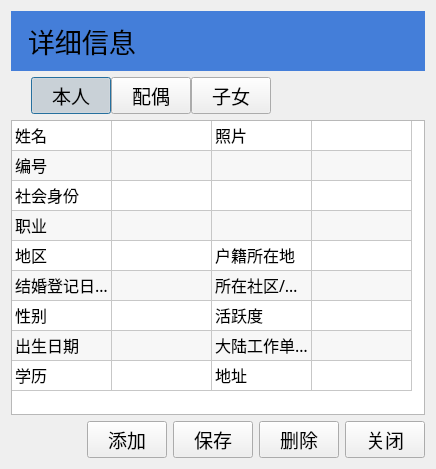
Old version of the form ui/page_elements/detailPage/dialog.ui in the repository ArcherLuo233/election-s-prediction.
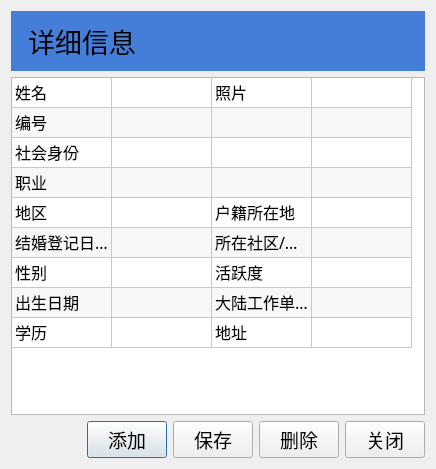
New version of the form.

Commit message: 修复 bug 删除多余按钮

```diff
--- a/ui/page_elements/detailPage/dialog.ui
+++ b/ui/page_elements/detailPage/dialog.ui
@@ -36,8 +36,8 @@
        <rect>
         <x>0</x>
         <y>0</y>
-        <width>414</width>
-        <height>447</height>
+        <width>418</width>
+        <height>451</height>
        </rect>
       </property>
       <layout class="QVBoxLayout" name="verticalLayout_2">
@@ -70,71 +70,6 @@
          </property>
         </widget>
        </item>
-       <item>
-        <layout class="QHBoxLayout" name="horizontalLayout">
-         <property name="spacing">
-          <number>0</number>
-         </property>
-         <property name="leftMargin">
-          <number>20</number>
-         </property>
-         <item>
-          <widget class="QPushButton" name="button_self">
-           <property name="text">
-            <string>本人</string>
-           </property>
-           <property name="checkable">
-            <bool>true</bool>
-           </property>
-           <property name="checked">
-            <bool>true</bool>
-           </property>
-           <attribute name="buttonGroup">
-            <string notr="true">buttonGroup</string>
-           </attribute>
-          </widget>
-         </item>
-         <item>
-          <widget class="QPushButton" name="button_couple">
-           <property name="text">
-            <string>配偶</string>
-           </property>
-           <property name="checkable">
-            <bool>true</bool>
-           </property>
-           <attribute name="buttonGroup">
-            <string notr="true">buttonGroup</string>
-           </attribute>
-          </widget>
-         </item>
-         <item>
-          <widget class="QPushButton" name="button_children">
-           <property name="text">
-            <string>子女</string>
-           </property>
-           <property name="checkable">
-            <bool>true</bool>
-           </property>
-           <attribute name="buttonGroup">
-            <string notr="true">buttonGroup</string>
-           </attribute>
-          </widget>
-         </item>
-         <item>
-          <spacer name="horizontalSpacer">
-           <property name="orientation">
-            <enum>Qt::Horizontal</enum>
-           </property>
-           <property name="sizeHint" stdset="0">
-            <size>
-             <width>40</width>
-             <height>20</height>
-            </size>
-           </property>
-          </spacer>
-         </item>
-        </layout>
-       </item>
        <item>
         <widget class="QTableWidget" name="tableWidget">
          <property name="font">
```
Left out of the diff: 3 changed lines with no effect on the pictures. The commit also changes 2 other files.
